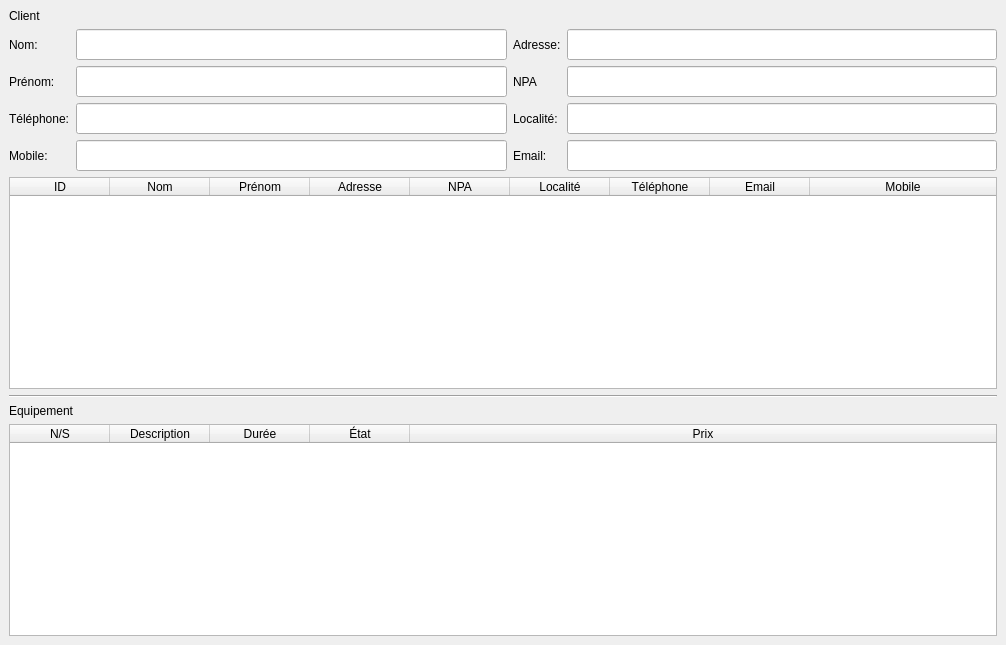
First picture: the form in sploks/views/contract_form.ui, repository LPOdev/Sploks, before the edit.
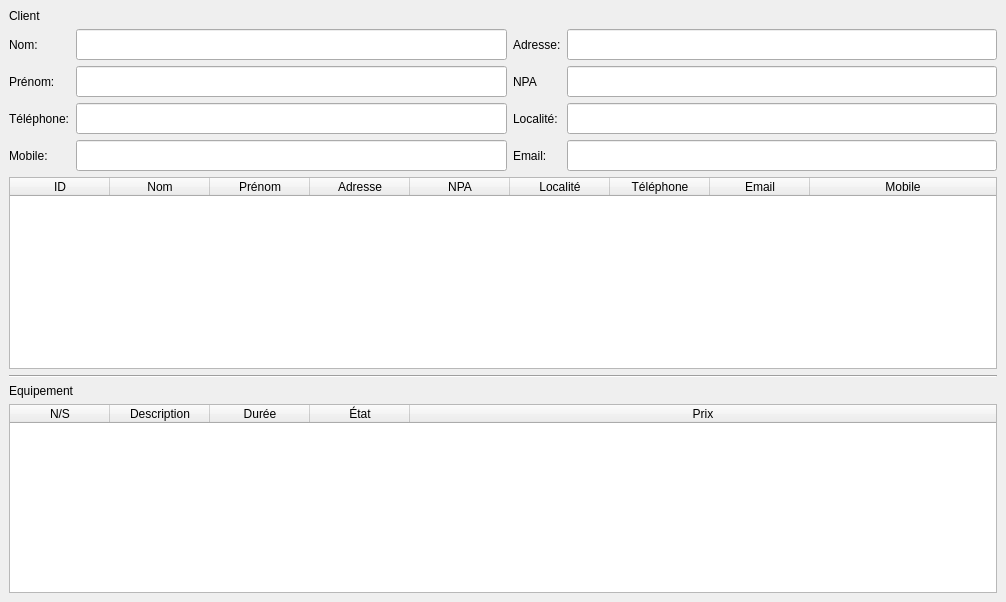
Second picture: the form after the edit.

The edit to the form file:
```diff
--- a/sploks/views/contract_form.ui
+++ b/sploks/views/contract_form.ui
@@ -10,7 +10,7 @@
     <x>0</x>
     <y>0</y>
     <width>1006</width>
-    <height>645</height>
+    <height>602</height>
    </rect>
   </property>
   <property name="minimumSize">
```
